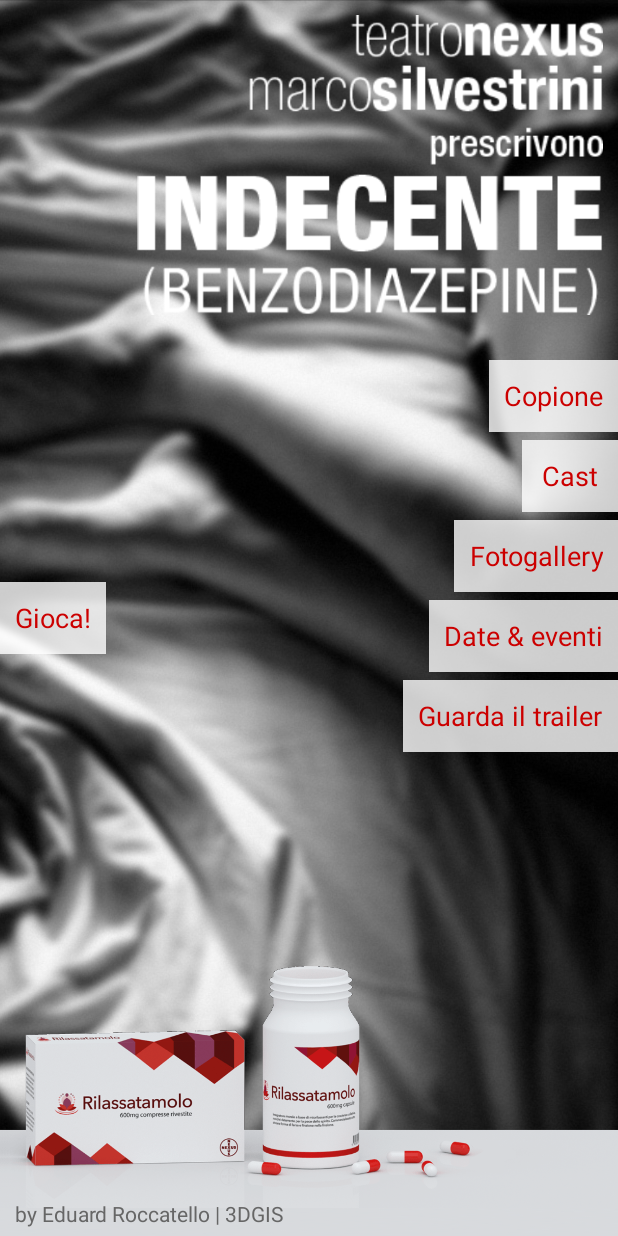
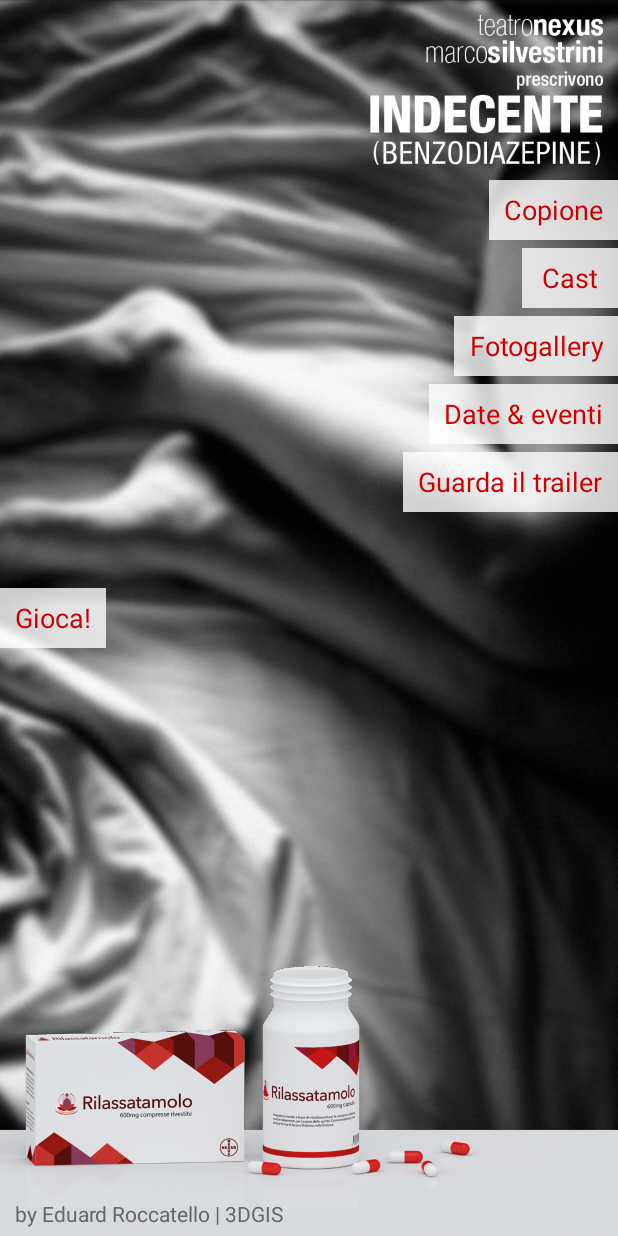
Before and after one commit to mastershadow/indecente-android, an Android app: the layout fragment_main.xml on its own in the app's theme, with its tools: preview values and no code run, on a phone screen of 412 x 824 dp. Run offline under Robolectric (Android 15) with nearby library versions, the phone set to English and light mode, and no system bars.

Commit message:
fix: layouts

```diff
--- a/app/src/main/res/layout/fragment_main.xml
+++ b/app/src/main/res/layout/fragment_main.xml
@@ -47,7 +47,7 @@
 
         <Button
             android:layout_width="wrap_content"
-            android:layout_height="wrap_content"
+            android:layout_height="@dimen/indecente_menu_height"
             android:text="Copione"
             android:id="@+id/buttonCopione"
             android:textColor="#ffcc0000"
@@ -58,7 +58,7 @@
 
         <Button
             android:layout_width="wrap_content"
-            android:layout_height="wrap_content"
+            android:layout_height="@dimen/indecente_menu_height"
             android:text="Cast"
             android:id="@+id/buttonCast"
             android:textColor="#ffcc0000"
@@ -69,7 +69,7 @@
 
         <Button
             android:layout_width="wrap_content"
-            android:layout_height="wrap_content"
+            android:layout_height="@dimen/indecente_menu_height"
             android:text="Fotogallery"
             android:id="@+id/buttonGallery"
             android:textColor="#ffcc0000"
@@ -80,7 +80,7 @@
 
         <Button
             android:layout_width="wrap_content"
-            android:layout_height="wrap_content"
+            android:layout_height="@dimen/indecente_menu_height"
             android:text="Date &amp; eventi"
             android:id="@+id/buttonNews"
             android:textColor="#ffcc0000"
@@ -91,7 +91,7 @@
 
         <Button
             android:layout_width="wrap_content"
-            android:layout_height="wrap_content"
+            android:layout_height="@dimen/indecente_menu_height"
             android:text="Guarda il trailer"
             android:id="@+id/buttonTrailer"
             android:textColor="#ffcc0000"
@@ -103,7 +103,7 @@
 
     <Button
         android:layout_width="wrap_content"
-        android:layout_height="wrap_content"
+        android:layout_height="@dimen/indecente_menu_height"
         android:text="Gioca!"
         android:id="@+id/buttonPlay"
         android:layout_gravity="left|center_vertical"
--- a/app/src/main/res/values-small/dimens.xml
+++ b/app/src/main/res/values-hdpi/dimens.xml
@@ -1,4 +1,5 @@
 <resources>
     <dimen name="indecente_title_size">100dp</dimen>
     <dimen name="indecente_menu_top_margin">120dp</dimen>
+    <dimen name="indecente_menu_height">40dp</dimen>
 </resources>
--- /dev/null
+++ b/app/src/main/res/values-tvdpi/dimens.xml
@@ -0,0 +1,5 @@
+<resources>
+    <dimen name="indecente_title_size">200dp</dimen>
+    <dimen name="indecente_menu_top_margin">240dp</dimen>
+    <dimen name="indecente_menu_height">44dp</dimen>
+</resources>
--- a/app/src/main/res/values-w820dp/dimens.xml
+++ /dev/null
@@ -1,6 +0,0 @@
-<resources>
-    <!-- Example customization of dimensions originally defined in res/values/dimens.xml
-         (such as screen margins) for screens with more than 820dp of available width. This
-         would include 7" and 10" devices in landscape (~960dp and ~1280dp respectively). -->
-    <dimen name="activity_horizontal_margin">64dp</dimen>
-</resources>
--- /dev/null
+++ b/app/src/main/res/values-xhdpi/dimens.xml
@@ -0,0 +1,5 @@
+<resources>
+    <dimen name="indecente_title_size">200dp</dimen>
+    <dimen name="indecente_menu_top_margin">240dp</dimen>
+    <dimen name="indecente_menu_height">44dp</dimen>
+</resources>
--- a/app/src/main/res/values/dimens.xml
+++ b/app/src/main/res/values/dimens.xml
@@ -4,4 +4,5 @@
     <dimen name="activity_vertical_margin">16dp</dimen>
     <dimen name="indecente_title_size">200dp</dimen>
     <dimen name="indecente_menu_top_margin">240dp</dimen>
+    <dimen name="indecente_menu_height">100dp</dimen>
 </resources>
```
